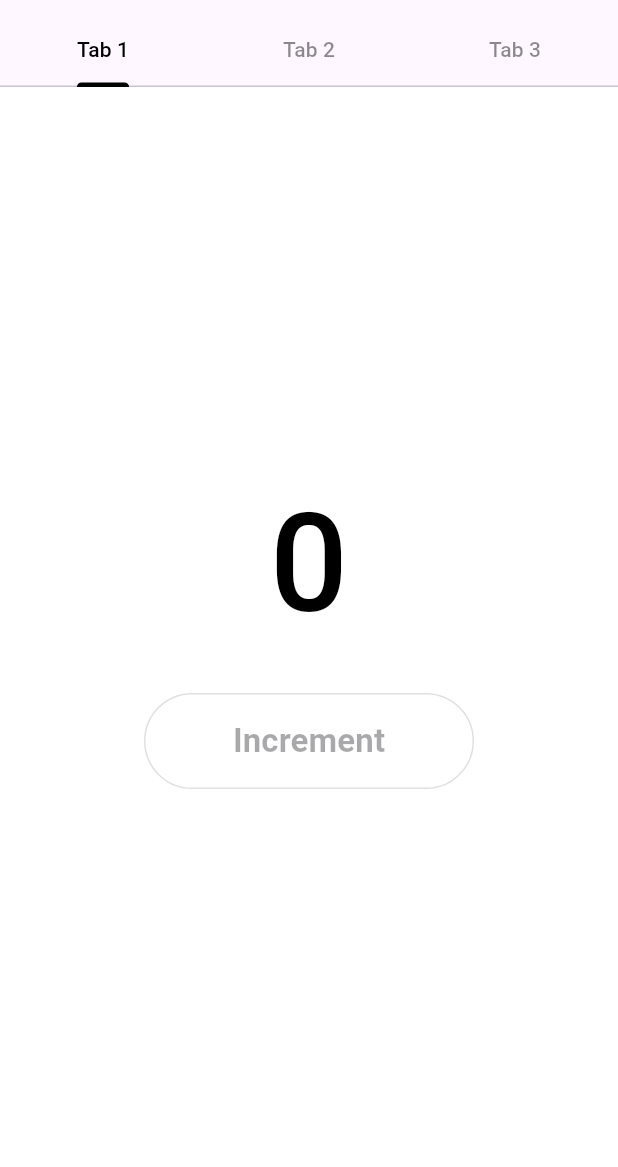
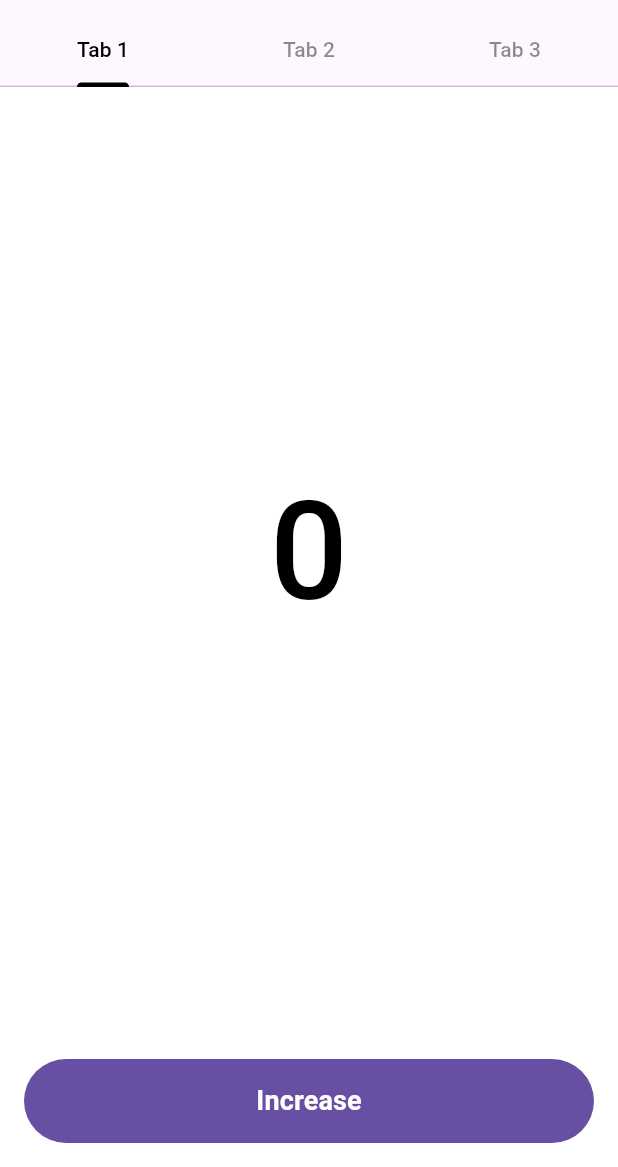
Before and after one commit to kitcat-s/hycu-4-vibe-coding, a Flutter app: the screen it shows after launch, on a phone screen of 412 x 824 dp, the part 69-1236 px from its top. Run offline on Flutter 3.47's test engine with Material 3 defaults, Android fonts, the phone set to English and light mode, and no system bars.

Commit message:
멀티탭 카운터 기능 구현하기

```diff
--- a/MultiTapCounter/lib/main.dart
+++ b/MultiTapCounter/lib/main.dart
@@ -33,14 +33,17 @@ class MultiTapCounterScreen extends StatefulWidget {
 
 class _MultiTapCounterScreenState extends State<MultiTapCounterScreen>
     with SingleTickerProviderStateMixin {
-  /// 탭 1 카운터 상태 (초기값 0)
-  final int _tab1Count = 0;
+  /// Tab 1 카운터 상태입니다.
+  ///
+  /// `final`이 아닌 이유:
+  /// - 버튼을 눌러 값이 계속 변해야 하므로, "재할당 가능한 상태"여야 합니다.
+  int _tab1Count = 0;
 
-  /// 탭 2 카운터 상태 (초기값 0)
-  final int _tab2Count = 0;
+  /// Tab 2 카운터 상태입니다. Tab 1과 완전히 독립적으로 동작합니다.
+  int _tab2Count = 0;
 
-  /// 탭 3 카운터 상태 (초기값 0)
-  final int _tab3Count = 0;
+  /// Tab 3 카운터 상태입니다. Tab 1/2와 완전히 독립적으로 동작합니다.
+  int _tab3Count = 0;
 
   /// TabBar와 TabBarView를 동기화하는 컨트롤러입니다.
   /// 탭 개수가 3개이므로 length는 3입니다.
@@ -100,7 +103,61 @@ class _MultiTapCounterScreenState extends State<MultiTapCounterScreen>
             ),
           ],
         ),
+        // 버튼은 "하단에 항상 고정"되어야 하므로 bottomNavigationBar를 사용합니다.
+        // (TabBarView 안에 넣으면 탭 내용과 같이 스크롤/레이아웃 영향을 받을 수 있습니다.)
+        bottomNavigationBar: SafeArea(
+          minimum: const EdgeInsets.fromLTRB(16, 8, 16, 16),
+          child: SizedBox(
+            height: 56,
+            child: FilledButton(
+              onPressed: _handleIncreasePressed,
+              child: const Text(
+                'Increase',
+                style: TextStyle(
+                  fontSize: 18,
+                  fontWeight: FontWeight.w600,
+                ),
+              ),
+            ),
+          ),
+        ),
       );
+
+  /// 하단의 `Increase` 버튼을 눌렀을 때 호출됩니다.
+  void _handleIncreasePressed() {
+    // 1) 현재 선택된 탭의 인덱스를 구합니다. (0, 1, 2)
+    final int selectedTabIndex = _tabController.index;
+
+    // 2) setState()는 "화면 업데이트 예약"을 위해 필수입니다.
+    //
+    // Flutter는 선언형 UI입니다.
+    // - build()는 "현재 상태(state)"를 바탕으로 위젯 트리를 다시 그리는 함수입니다.
+    // - 그런데 상태값(_tabCounts)을 변경만 하고 setState()를 호출하지 않으면,
+    //   Flutter는 이 State가 변경되었다는 사실을 알 수 없습니다.
+    //
+    // 즉:
+    // - (예) _tab1Count += 1;              // 메모리 값만 바뀜
+    // - setState(...)                      // "다시 build()해!"라고 알려줌
+    //
+    // setState()가 호출되면 프레임워크는 다음 프레임에서
+    // 이 위젯의 build()를 다시 실행하고, 그 결과 Text('$count')가
+    // 최신 값으로 즉시 바뀌어 화면에 반영됩니다.
+    setState(() {
+      // 선택된 탭에 해당하는 "그 탭의 상태 변수"만 증가시킵니다.
+      // 그래서 탭별로 서로 영향을 주지 않고 독립적으로 동작합니다.
+      switch (selectedTabIndex) {
+        case 0:
+          _tab1Count += 1;
+          return;
+        case 1:
+          _tab2Count += 1;
+          return;
+        case 2:
+          _tab3Count += 1;
+          return;
+      }
+    });
+  }
 }
 
 /// 각 탭에서 공통으로 쓰는 카운터 UI 위젯입니다.
@@ -125,23 +182,7 @@ class _CounterTab extends StatelessWidget {
                 color: Colors.black,
               ),
             ),
-            const SizedBox(height: 20),
-            OutlinedButton(
-              onPressed: null,
-              style: OutlinedButton.styleFrom(
-                minimumSize: const Size(220, 64),
-                side: const BorderSide(
-                  color: Colors.black12,
-                ),
-              ),
-              child: const Text(
-                'Increment',
-                style: TextStyle(
-                  fontSize: 22,
-                  fontWeight: FontWeight.w600,
-                ),
-              ),
-            ),
+            const SizedBox(height: 20)
           ],
         ),
       );
```
